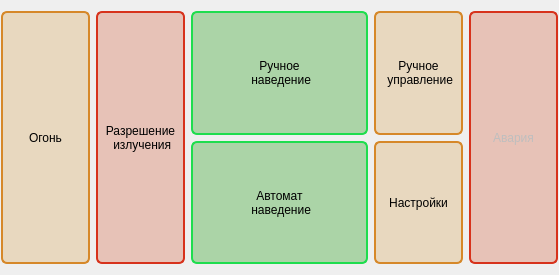
orizonti/CONTROI_INTERFACE_RUBY, file GUI/widget_control_block.ui: the form before one commit.
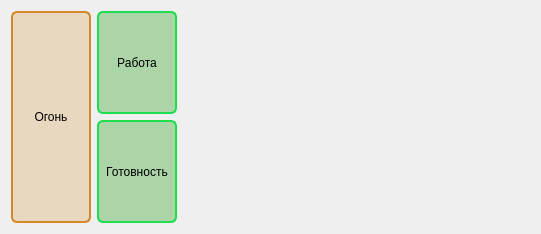
The form after the commit. Icons and pictures are not drawn. Custom widgets are drawn as their Qt base class.

Commit message: interface reworked, add circullar control, device_generic_control

What changed in the file:
```diff
--- a/GUI/widget_control_block.ui
+++ b/GUI/widget_control_block.ui
@@ -6,8 +6,8 @@
    <rect>
     <x>0</x>
     <y>0</y>
-    <width>559</width>
-    <height>275</height>
+    <width>541</width>
+    <height>234</height>
    </rect>
   </property>
   <property name="sizePolicy">
@@ -1332,26 +1332,23 @@
 
 </string>
   </property>
-  <layout class="QVBoxLayout" name="verticalLayout">
-   <property name="spacing">
-    <number>6</number>
-   </property>
-   <property name="leftMargin">
-    <number>1</number>
-   </property>
-   <property name="rightMargin">
-    <number>1</number>
-   </property>
-   <item>
+  <layout class="QGridLayout" name="gridLayout_2">
+   <item row="0" column="0">
     <layout class="QGridLayout" name="gridLayout">
-     <item row="0" column="0" rowspan="2">
+     <item row="0" column="0" rowspan="4">
       <widget class="QPushButton" name="butOpenFire">
        <property name="sizePolicy">
-        <sizepolicy hsizetype="Minimum" vsizetype="Expanding">
+        <sizepolicy hsizetype="Fixed" vsizetype="MinimumExpanding">
          <horstretch>0</horstretch>
          <verstretch>0</verstretch>
         </sizepolicy>
        </property>
+       <property name="minimumSize">
+        <size>
+         <width>80</width>
+         <height>0</height>
+        </size>
+       </property>
        <property name="styleSheet">
         <string notr="true">QPushButton
 {
@@ -1377,14 +1374,23 @@
        </property>
       </widget>
      </item>
+     <item row="0" column="2" rowspan="4">
+      <widget class="WidgetRotaryPlatformControl" name="widget_2" native="true"/>
+     </item>
      <item row="0" column="1" rowspan="2">
       <widget class="QPushButton" name="butSetLaserReady">
        <property name="sizePolicy">
-        <sizepolicy hsizetype="Ignored" vsizetype="MinimumExpanding">
+        <sizepolicy hsizetype="Ignored" vsizetype="Ignored">
          <horstretch>0</horstretch>
          <verstretch>0</verstretch>
         </sizepolicy>
        </property>
+       <property name="minimumSize">
+        <size>
+         <width>80</width>
+         <height>0</height>
+        </size>
+       </property>
        <property name="maximumSize">
         <size>
          <width>16777215</width>
@@ -1412,8 +1418,7 @@
 }</string>
        </property>
        <property name="text">
-        <string>Разрешение
- излучения</string>
+        <string>Работа</string>
        </property>
        <property name="iconSize">
         <size>
@@ -1425,22 +1430,22 @@
         <bool>true</bool>
        </property>
        <property name="checked">
-        <bool>true</bool>
+        <bool>false</bool>
        </property>
       </widget>
      </item>
-     <item row="1" column="3" colspan="2">
-      <widget class="QPushButton" name="butAutoAimingMode">
+     <item row="2" column="1" rowspan="2">
+      <widget class="QPushButton" name="pushButton">
        <property name="sizePolicy">
-        <sizepolicy hsizetype="Minimum" vsizetype="Expanding">
+        <sizepolicy hsizetype="Fixed" vsizetype="Minimum">
          <horstretch>0</horstretch>
          <verstretch>0</verstretch>
         </sizepolicy>
        </property>
-       <property name="maximumSize">
+       <property name="minimumSize">
         <size>
-         <width>16777215</width>
-         <height>16777215</height>
+         <width>80</width>
+         <height>0</height>
         </size>
        </property>
        <property name="styleSheet">
@@ -1464,178 +1469,7 @@
 }</string>
        </property>
        <property name="text">
-        <string>Автомат 
- наведение</string>
-       </property>
-       <property name="iconSize">
-        <size>
-         <width>36</width>
-         <height>36</height>
-        </size>
-       </property>
-       <property name="checkable">
-        <bool>true</bool>
-       </property>
-      </widget>
-     </item>
-     <item row="0" column="3" colspan="2">
-      <widget class="QPushButton" name="butHandleTargetingMode">
-       <property name="sizePolicy">
-        <sizepolicy hsizetype="Minimum" vsizetype="Expanding">
-         <horstretch>0</horstretch>
-         <verstretch>0</verstretch>
-        </sizepolicy>
-       </property>
-       <property name="maximumSize">
-        <size>
-         <width>16777215</width>
-         <height>16777215</height>
-        </size>
-       </property>
-       <property name="styleSheet">
-        <string notr="true">QPushButton
-{
-	
-	background-color: rgba(32, 156, 19, 83);
-    border: 2px solid line;
-    border-radius: 6px;
-   
-	border-color: rgb(30, 221, 78);
-}
-
-QPushButton:checked
-{
-	
-	background-color: rgba(204, 53, 10, 62);
-    border: 2px solid line;
-    border-radius: 6px;	
-	border-color: rgb(215, 50, 28);
-}</string>
-       </property>
-       <property name="text">
-        <string>Ручное
- наведение</string>
-       </property>
-       <property name="iconSize">
-        <size>
-         <width>36</width>
-         <height>36</height>
-        </size>
-       </property>
-       <property name="checkable">
-        <bool>true</bool>
-       </property>
-      </widget>
-     </item>
-     <item row="0" column="8">
-      <widget class="QPushButton" name="butOpenHandleControlPanel">
-       <property name="sizePolicy">
-        <sizepolicy hsizetype="Ignored" vsizetype="Preferred">
-         <horstretch>0</horstretch>
-         <verstretch>0</verstretch>
-        </sizepolicy>
-       </property>
-       <property name="maximumSize">
-        <size>
-         <width>16777215</width>
-         <height>16777215</height>
-        </size>
-       </property>
-       <property name="styleSheet">
-        <string notr="true">QPushButton
-{
-	background-color: rgba(209, 142, 34, 60);
-    border: 2px solid line;
-    border-radius: 6px;
-   
-	border-color: rgb(214, 136, 41);
-}
-
-QPushButton:pressed
-{
-    background-color: rgba(209, 142, 34, 110);
-    border: 4px solid line;
-    border-radius: 6px;
-   
-	
-	border-color: rgb(171, 86, 38);
-}</string>
-       </property>
-       <property name="text">
-        <string>Ручное
- управление</string>
-       </property>
-       <property name="iconSize">
-        <size>
-         <width>36</width>
-         <height>36</height>
-        </size>
-       </property>
-       <property name="checkable">
-        <bool>true</bool>
-       </property>
-      </widget>
-     </item>
-     <item row="1" column="8">
-      <widget class="QPushButton" name="butOpenSettingsPanel">
-       <property name="sizePolicy">
-        <sizepolicy hsizetype="Minimum" vsizetype="Minimum">
-         <horstretch>0</horstretch>
-         <verstretch>0</verstretch>
-        </sizepolicy>
-       </property>
-       <property name="styleSheet">
-        <string notr="true">QPushButton
-{
-	background-color: rgba(209, 142, 34, 60);
-    border: 2px solid line;
-    border-radius: 6px;
-   
-	border-color: rgb(214, 136, 41);
-}
-
-QPushButton:pressed
-{
-    background-color: rgba(209, 142, 34, 110);
-    border: 4px solid line;
-    border-radius: 6px;
-   
-	
-	border-color: rgb(171, 86, 38);
-}</string>
-       </property>
-       <property name="text">
-        <string>Настройки</string>
-       </property>
-      </widget>
-     </item>
-     <item row="0" column="9" rowspan="2">
-      <widget class="QPushButton" name="butDeviceMalfunction">
-       <property name="enabled">
-        <bool>false</bool>
-       </property>
-       <property name="sizePolicy">
-        <sizepolicy hsizetype="Minimum" vsizetype="Minimum">
-         <horstretch>0</horstretch>
-         <verstretch>0</verstretch>
-        </sizepolicy>
-       </property>
-       <property name="styleSheet">
-        <string notr="true">QPushButton
-{
-		background-color: rgba(204, 53, 10, 62);
-    border: 2px solid line;
-    border-radius: 6px;	
-	border-color: rgb(215, 50, 28);
-}
-
-</string>
-       </property>
-       <property name="text">
-        <string>Авария</string>
-       </property>
-       <property name="flat">
-        <bool>false</bool>
+        <string>Готовность</string>
        </property>
       </widget>
      </item>
@@ -1643,6 +1477,14 @@
    </item>
   </layout>
  </widget>
+ <customwidgets>
+  <customwidget>
+   <class>WidgetRotaryPlatformControl</class>
+   <extends>QWidget</extends>
+   <header location="global">widget_rotary_platform_control.h</header>
+   <container>1</container>
+  </customwidget>
+ </customwidgets>
  <resources>
   <include location="Images.qrc"/>
  </resources>
```
The commit also changes 109 other files.
